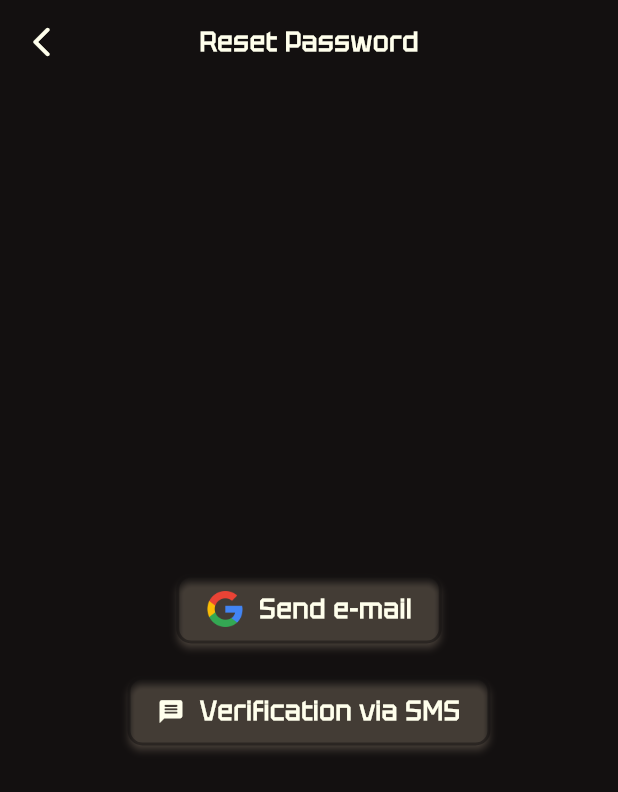
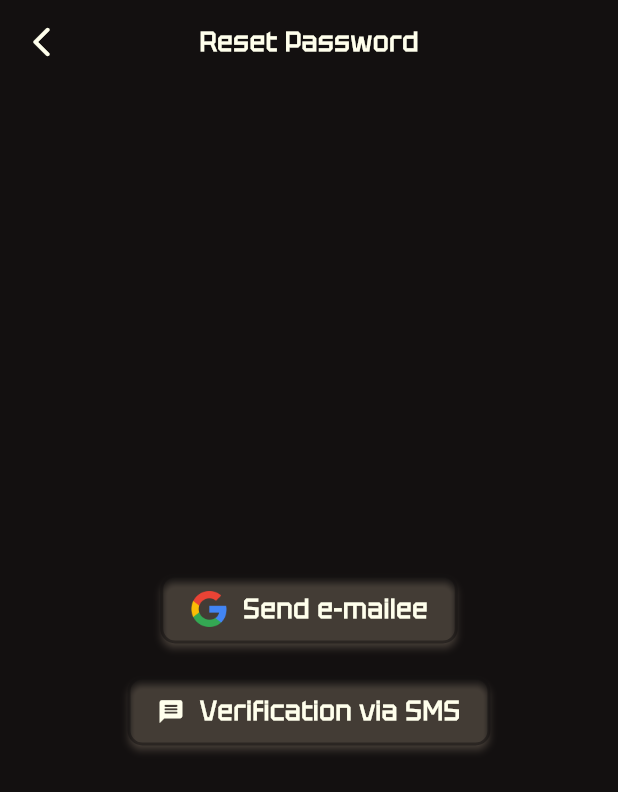
Before and after one commit to egeinann/Flutter-Planets-App, a Flutter app: the ForgotPasswordPage screen opened by its route, on a phone screen of 412 x 824 dp. Shown: the top 792 px of the screen. Run offline on Flutter 3.47's test engine with Material 3 defaults, Android fonts, the phone set to English and light mode, and no system bars; our stand-ins replace animated_text_kit, flutter_riverpod, responsive_sizer, salomon_bottom_bar, slide_to_act.

Commit message:
Temiz başlangıç

```diff
--- a/lib/view/auth/forgotPassword/forgotPassword_page.dart
+++ b/lib/view/auth/forgotPassword/forgotPassword_page.dart
@@ -43,7 +43,7 @@ class ForgotPasswordPage extends StatelessWidget {
                   ),
                   const SizedBox(width: 10),
                   Text(
-                    "Send e-mail",
+                    "Send e-mailee",
                     style: Theme.of(context).textTheme.bodyLarge,
                   ),
                 ],
```
